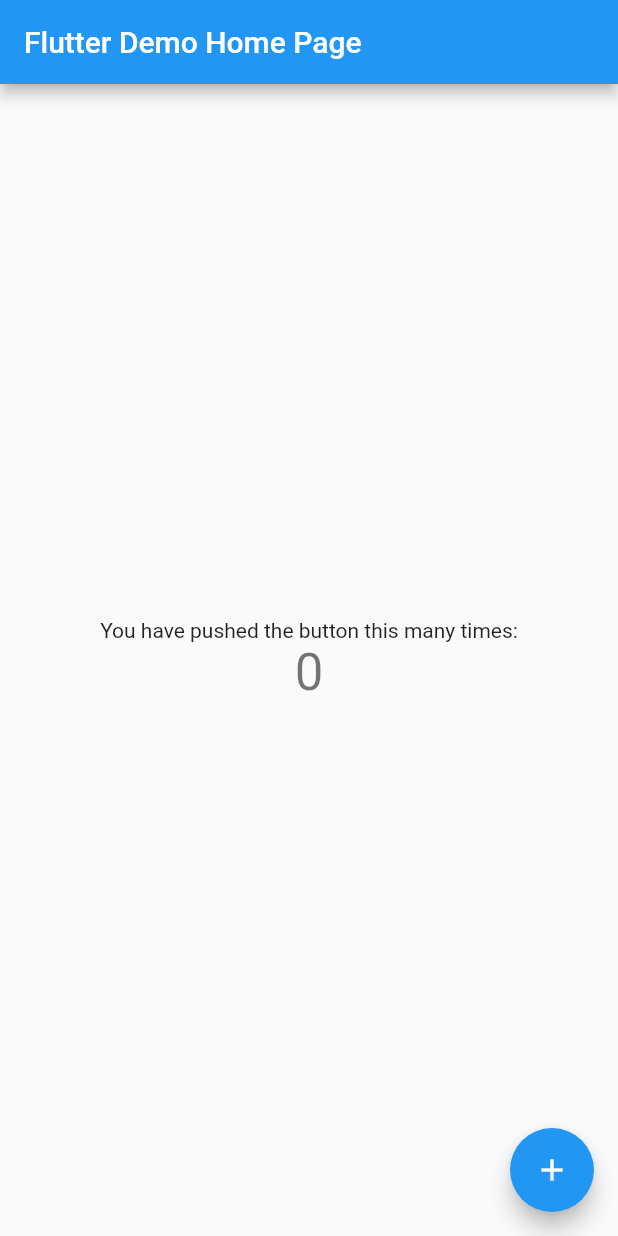
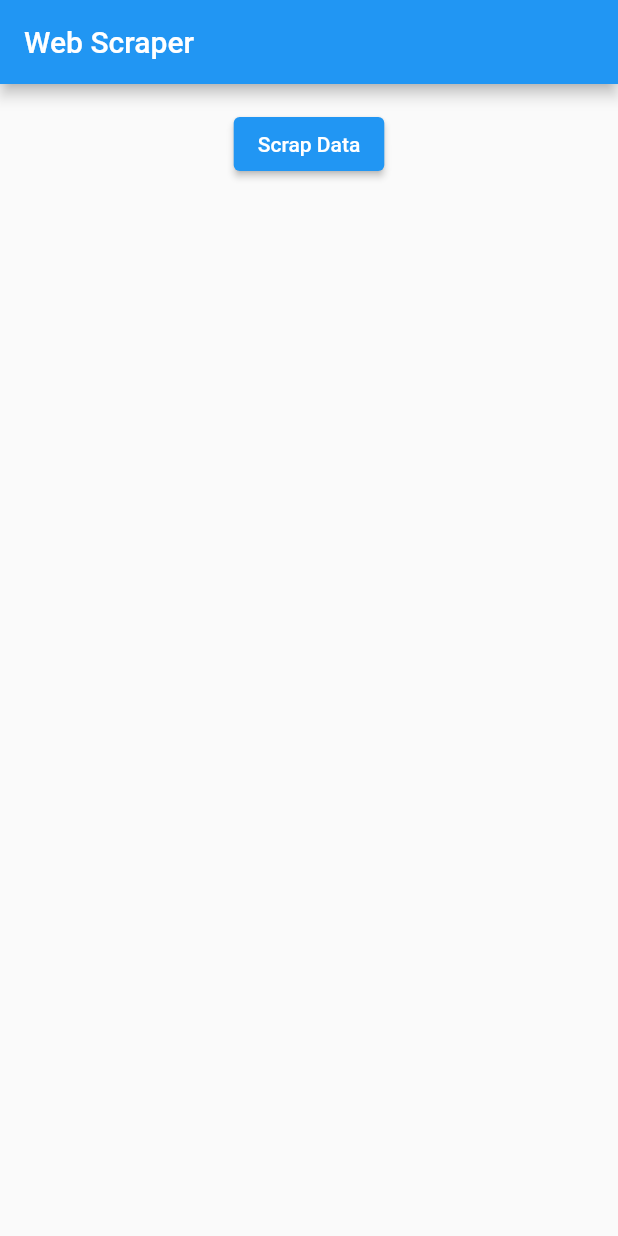
Before and after one commit to pathak0311/web_scraping, a Flutter app: the screen it shows after launch, on a phone screen of 412 x 824 dp. Run offline on Flutter 3.47's test engine with Material 2 defaults, Android fonts, the phone set to English and light mode, and no system bars.

Commit message:
Added Web Scraper

```diff
--- a/lib/main.dart
+++ b/lib/main.dart
@@ -1,4 +1,5 @@
 import 'package:flutter/material.dart';
+import 'package:web_scraping/web_scraper.dart';
 
 void main() {
   runApp(const MyApp());
@@ -11,105 +12,9 @@ class MyApp extends StatelessWidget {
   @override
   Widget build(BuildContext context) {
     return MaterialApp(
-      title: 'Flutter Demo',
-      theme: ThemeData(
-        // This is the theme of your application.
-        //
-        // Try running your application with "flutter run". You'll see the
-        // application has a blue toolbar. Then, without quitting the app, try
-        // changing the primarySwatch below to Colors.green and then invoke
-        // "hot reload" (press "r" in the console where you ran "flutter run",
-        // or simply save your changes to "hot reload" in a Flutter IDE).
-        // Notice that the counter didn't reset back to zero; the application
-        // is not restarted.
-        primarySwatch: Colors.blue,
-      ),
-      home: const MyHomePage(title: 'Flutter Demo Home Page'),
+      title: 'Web Scraper',
+      debugShowCheckedModeBanner: false,
+      home: WebScrap(),
     );
   }
 }
-
-class MyHomePage extends StatefulWidget {
-  const MyHomePage({Key? key, required this.title}) : super(key: key);
-
-  // This widget is the home page of your application. It is stateful, meaning
-  // that it has a State object (defined below) that contains fields that affect
-  // how it looks.
-
-  // This class is the configuration for the state. It holds the values (in this
-  // case the title) provided by the parent (in this case the App widget) and
-  // used by the build method of the State. Fields in a Widget subclass are
-  // always marked "final".
-
-  final String title;
-
-  @override
-  State<MyHomePage> createState() => _MyHomePageState();
-}
-
-class _MyHomePageState extends State<MyHomePage> {
-  int _counter = 0;
-
-  void _incrementCounter() {
-    setState(() {
-      // This call to setState tells the Flutter framework that something has
-      // changed in this State, which causes it to rerun the build method below
-      // so that the display can reflect the updated values. If we changed
-      // _counter without calling setState(), then the build method would not be
-      // called again, and so nothing would appear to happen.
-      _counter++;
-    });
-  }
-
-  @override
-  Widget build(BuildContext context) {
-    // This method is rerun every time setState is called, for instance as done
-    // by the _incrementCounter method above.
-    //
-    // The Flutter framework has been optimized to make rerunning build methods
-    // fast, so that you can just rebuild anything that needs updating rather
-    // than having to individually change instances of widgets.
-    return Scaffold(
-      appBar: AppBar(
-        // Here we take the value from the MyHomePage object that was created by
-        // the App.build method, and use it to set our appbar title.
-        title: Text(widget.title),
-      ),
-      body: Center(
-        // Center is a layout widget. It takes a single child and positions it
-        // in the middle of the parent.
-        child: Column(
-          // Column is also a layout widget. It takes a list of children and
-          // arranges them vertically. By default, it sizes itself to fit its
-          // children horizontally, and tries to be as tall as its parent.
-          //
-          // Invoke "debug painting" (press "p" in the console, choose the
-          // "Toggle Debug Paint" action from the Flutter Inspector in Android
-          // Studio, or the "Toggle Debug Paint" command in Visual Studio Code)
-          // to see the wireframe for each widget.
-          //
-          // Column has various properties to control how it sizes itself and
-          // how it positions its children. Here we use mainAxisAlignment to
-          // center the children vertically; the main axis here is the vertical
-          // axis because Columns are vertical (the cross axis would be
-          // horizontal).
-          mainAxisAlignment: MainAxisAlignment.center,
-          children: <Widget>[
-            const Text(
-              'You have pushed the button this many times:',
-            ),
-            Text(
-              '$_counter',
-              style: Theme.of(context).textTheme.headline4,
-            ),
-          ],
-        ),
-      ),
-      floatingActionButton: FloatingActionButton(
-        onPressed: _incrementCounter,
-        tooltip: 'Increment',
-        child: const Icon(Icons.add),
-      ), // This trailing comma makes auto-formatting nicer for build methods.
-    );
-  }
-}
--- /dev/null
+++ b/lib/web_scraper.dart
@@ -0,0 +1,86 @@
+import 'package:flutter/material.dart';
+import 'package:html/parser.dart' as parser;
+import 'package:http/http.dart' as http;
+
+class WebScrap extends StatefulWidget {
+  const WebScrap({Key? key}) : super(key: key);
+
+  @override
+  _WebScrapState createState() => _WebScrapState();
+}
+
+class _WebScrapState extends State<WebScrap> {
+  bool isLoading = false;
+  late List<String> blogs = [];
+
+  Future<List<String>> extractData() async {
+    List<String> titles = [];
+    final response = await http.Client().get(Uri.parse('https://www.geeksforgeeks.org'));
+    if(response.statusCode == 200){
+      var doc = parser.parse(response.body);
+
+      try {
+        for (int i = 0; i < 15; i++) {
+          if (i == 3 || i == 2) continue;
+
+          var resp1 = doc.getElementsByClassName('articles-list')[0]
+              .children[i]
+              .children[0]
+              .children[0];
+
+          titles.add(resp1.text.toString());
+        }
+        return titles;
+      }catch(e){
+        return ['error'];
+      }
+    } else{
+      return ['error'];
+    }
+  }
+
+  @override
+  Widget build(BuildContext context) {
+    return Scaffold(
+      appBar: AppBar(
+        title: Text('Web Scraper'),
+      ),
+      body: Center(
+        child: Padding(
+          padding: const EdgeInsets.all(16.0),
+          child: Column(
+            children: [
+              ElevatedButton(
+                  onPressed: () async {
+                    setState(() {
+                      isLoading = true;
+                    });
+                    blogs = await extractData();
+                    setState(() {
+                      isLoading = false;
+                    });
+                  },
+                  child: Text('Scrap Data')),
+              isLoading
+                  ? CircularProgressIndicator()
+                  : Expanded(
+                child: ListView.builder(
+                    itemCount: blogs.length,
+                    itemBuilder: (BuildContext context, int index) {
+                      return Material(
+                        elevation: 20,
+                        child: Padding(
+                          padding: const EdgeInsets.fromLTRB(5, 10, 5, 10),
+                          child: Text(blogs[index].toString()),
+                        ),
+                      );
+                    }
+                ),
+              )
+            ],
+          ),
+        ),
+      ),
+    );
+  }
+}
--- a/pubspec.yaml
+++ b/pubspec.yaml
@@ -34,6 +34,8 @@ dependencies:
   # The following adds the Cupertino Icons font to your application.
   # Use with the CupertinoIcons class for iOS style icons.
   cupertino_icons: ^1.0.2
+  http: ^0.12.2
+  html: ^0.14.0+4
 
 dev_dependencies:
   flutter_test:
```
Also changed, not shown: pubspec.lock, 1 other file.
